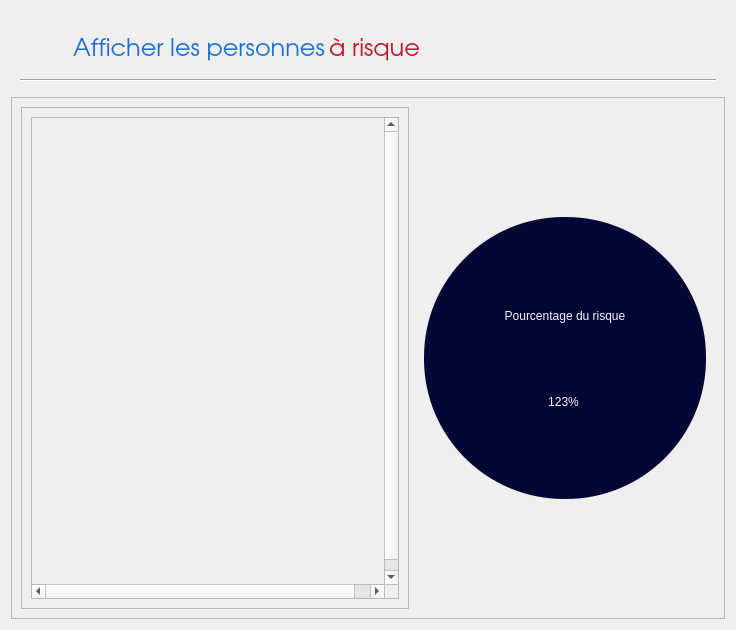
Old version of the form Calcul/Risque/risque.ui in the repository Mindblownserver/mini-project.
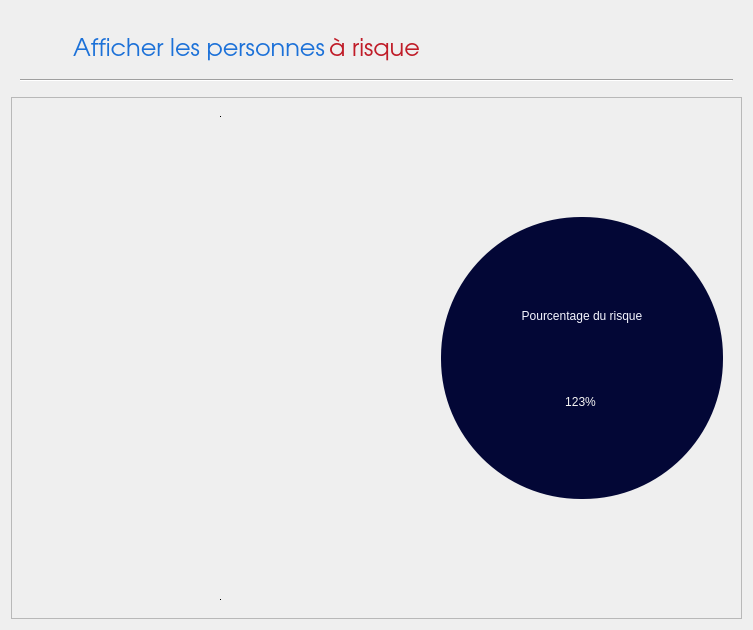
New version of the form. Icons and pictures are not drawn.

Commit message: successfully implemented custom widget & customized scroll area

What changed in the file:
```diff
--- a/Calcul/Risque/risque.ui
+++ b/Calcul/Risque/risque.ui
@@ -6,7 +6,7 @@
    <rect>
     <x>0</x>
     <y>0</y>
-    <width>736</width>
+    <width>753</width>
     <height>630</height>
    </rect>
   </property>
@@ -169,19 +169,114 @@
       <enum>QFrame::Raised</enum>
      </property>
      <layout class="QHBoxLayout" name="horizontalLayout_2">
-      <item>
+      <item alignment="Qt::AlignLeft">
        <widget class="QFrame" name="frame_2">
+        <property name="minimumSize">
+         <size>
+          <width>400</width>
+          <height>0</height>
+         </size>
+        </property>
+        <property name="maximumSize">
+         <size>
+          <width>500</width>
+          <height>16777215</height>
+         </size>
+        </property>
+        <property name="cursor">
+         <cursorShape>ArrowCursor</cursorShape>
+        </property>
         <property name="frameShape">
-         <enum>QFrame::StyledPanel</enum>
+         <enum>QFrame::NoFrame</enum>
         </property>
         <property name="frameShadow">
          <enum>QFrame::Raised</enum>
         </property>
         <layout class="QVBoxLayout" name="verticalLayout_2">
+         <property name="rightMargin">
+          <number>9</number>
+         </property>
          <item>
-          <widget class="QScrollArea" name="scrollWidget">
+          <widget class="QScrollArea" name="scroll">
+           <property name="minimumSize">
+            <size>
+             <width>380</width>
+             <height>0</height>
+            </size>
+           </property>
+           <property name="maximumSize">
+            <size>
+             <width>380</width>
+             <height>16777215</height>
+            </size>
+           </property>
+           <property name="styleSheet">
+            <string notr="true">QScrollBar:vertical {
+	border: none;
+    background: none;
+    width: 14px;
+    margin: 15px 0 15px 0;
+	border-radius: 0px;
+ }
+
+/*  HANDLE BAR VERTICAL */
+QScrollBar::handle:vertical {	
+	background-color: rgb(213, 213, 213);
+	min-height: 30px;
+	border-radius: 5px;
+}
+QScrollBar::handle:vertical:hover{	
+	background-color: rgb(213, 213, 213);
+}
+QScrollBar::handle:vertical:pressed {	
+	background-color: rgb(162, 162, 162);
+}
+
+/* BTN TOP - SCROLLBAR */
+QScrollBar::sub-line:vertical {
+	border: none;
+	height: 0;
+	subcontrol-origin: margin;
+}
+QScrollBar::sub-line:vertical:hover {	
+	background-color: rgb(255, 0, 127);
+}
+QScrollBar::sub-line:vertical:pressed {	
+	background-color: rgb(185, 0, 92);
+}
+
+/* BTN BOTTOM - SCROLLBAR */
+QScrollBar::add-line:vertical {
+	border: none;
+	height:0;
+	subcontrol-origin: margin;
+}
+QScrollBar::add-line:vertical:hover {	
+	background-color: rgb(255, 0, 127);
+}
+QScrollBar::add-line:vertical:pressed {	
+	background-color: rgb(185, 0, 92);
+}
+
+/* RESET ARROW */
+QScrollBar::up-arrow:vertical, QScrollBar::down-arrow:vertical {
+	background: none;
+}
+QScrollBar::add-page:vertical, QScrollBar::sub-page:vertical {
+	background: none;
+}
+
+
+</string>
+           </property>
+           <property name="frameShape">
+            <enum>QFrame::VLine</enum>
+           </property>
+           <property name="frameShadow">
+            <enum>QFrame::Plain</enum>
+           </property>
            <property name="horizontalScrollBarPolicy">
-            <enum>Qt::ScrollBarAsNeeded</enum>
+            <enum>Qt::ScrollBarAlwaysOff</enum>
            </property>
            <property name="widgetResizable">
             <bool>false</bool>
```
The commit also changes 8 other files.
